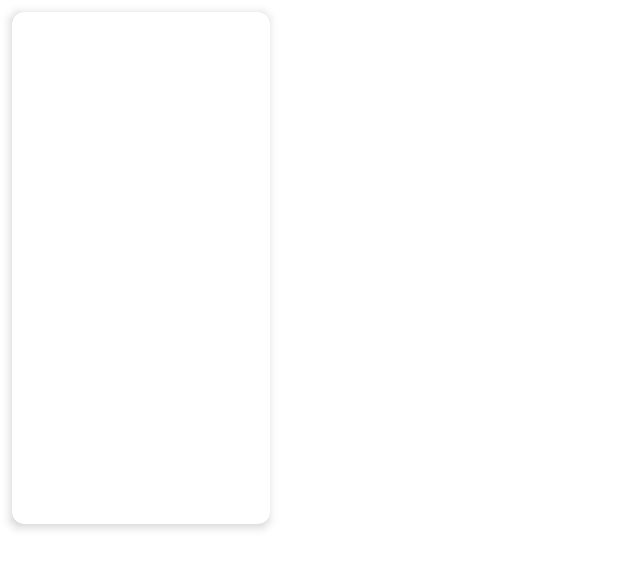
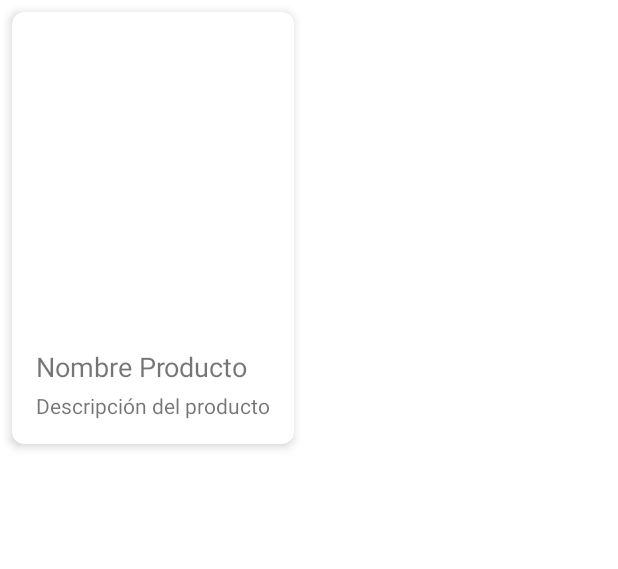
Before and after one commit to ChristianRegla/SLAPC, an Android app: the layout item_producto.xml on its own in the app's theme, with its tools: preview values and no code run, on a phone screen of 412 x 824 dp. Shown: the top 569 px of the screen. Run offline under Robolectric (Android 15) with nearby library versions, the light colour scheme and no system bars.

Commit message:
Volver a donde funcionaba bien

```diff
--- a/app/src/main/java/com/example/slapc/ui/catalogo/Producto.kt
+++ b/app/src/main/java/com/example/slapc/ui/catalogo/Producto.kt
@@ -3,7 +3,7 @@ package com.example.slapc.ui.catalogo
 data class Producto(
     val id: Int,
     val nombre: String,
-    val reflimagen: Int, // ID del recurso de la imagen
+    val reflimagen: Any,
     val precio: Double,
     val categoria: String,
     val detallesTecnicos: String
--- a/app/src/main/res/layout/fragment_catalogo.xml
+++ b/app/src/main/res/layout/fragment_catalogo.xml
@@ -40,8 +40,6 @@
         android:layout_marginTop="18dp"
         android:padding="8dp"
         android:textAlignment="textEnd"
-        android:clickable="true"
-        android:focusable="true"
         tools:listitem="@layout/item_producto" />
 
 </RelativeLayout>
--- a/app/src/main/res/layout/item_producto.xml
+++ b/app/src/main/res/layout/item_producto.xml
@@ -1,27 +1,15 @@
 <?xml version="1.0" encoding="utf-8"?>
-<layout xmlns:android="http://schemas.android.com/apk/res/android"
+<androidx.cardview.widget.CardView xmlns:android="http://schemas.android.com/apk/res/android"
     xmlns:app="http://schemas.android.com/apk/res-auto"
-    xmlns:tools="http://schemas.android.com/tools">
-
-    <data>
-        <variable
-            name="producto"
-            type="com.example.slapc.ui.catalogo.Producto" />
-    </data>
-
-    <androidx.cardview.widget.CardView
     android:layout_width="wrap_content"
     android:layout_height="wrap_content"
     android:layout_margin="8dp"
     app:cardCornerRadius="8dp"
-        app:cardElevation="4dp"
-        android:clickable="true"
-        android:focusable="true"
-        tools:context=".ui.catalogo.ProductoAdapter">
+    app:cardElevation="4dp">
 
     <LinearLayout
-            android:layout_width="172dp"
-            android:layout_height="341dp"
+        android:layout_width="match_parent"
+        android:layout_height="wrap_content"
         android:orientation="vertical"
         android:padding="16dp">
 
@@ -29,15 +17,14 @@
             android:id="@+id/imgProducto"
             android:layout_width="match_parent"
             android:layout_height="200dp"
-                android:scaleType="centerCrop"
-                app:imageResource="@{producto.reflimagen}" />
+            android:scaleType="centerCrop" />
 
         <TextView
             android:id="@+id/tvNombre"
             android:layout_width="wrap_content"
             android:layout_height="wrap_content"
             android:layout_marginTop="8dp"
-                android:text="@{producto.nombre}"
+            android:text="Nombre Producto"
             android:textSize="18sp" />
 
         <TextView
@@ -45,8 +32,7 @@
             android:layout_width="wrap_content"
             android:layout_height="wrap_content"
             android:layout_marginTop="4dp"
-                android:text="@{producto.detallesTecnicos}"
+            android:text="Descripción del producto"
             android:textSize="14sp" />
     </LinearLayout>
 </androidx.cardview.widget.CardView>
-</layout>
--- a/app/src/main/res/navigation/mobile_navigation.xml
+++ b/app/src/main/res/navigation/mobile_navigation.xml
@@ -27,10 +27,5 @@
         android:name="com.example.slapc.ui.catalogo.CatalogoFragment"
         android:label="@string/catalogo_prin"
         tools:layout="@layout/fragment_catalogo" />
-    <fragment
-        android:id="@+id/nav_detalles_comp"
-        android:name="com.example.slapc.ui.detalles.ProductDetailsFragment"
-        android:label="@string/catalogo_prin"
-        tools:layout="@layout/fragment_product_details" />
 
 </navigation>
```
Also changed, not shown: app/src/main/java/com/example/slapc/ui/catalogo/CatalogoFragment.kt (+72 -16 lines), app/src/main/java/com/example/slapc/ui/catalogo/ProductoAdapter.kt (+60 -19 lines). Lines whose indentation alone changed are shown as unchanged.
